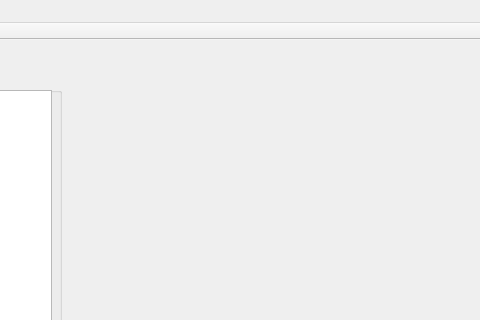
The window that cmdsimmw.ui (CarnationTL/cmd_sim) describes before a commit, drawn with Qt 5; both pictures show x 799 to 1279 and y 0 to 320 of the 1279 by 753 pixel window.
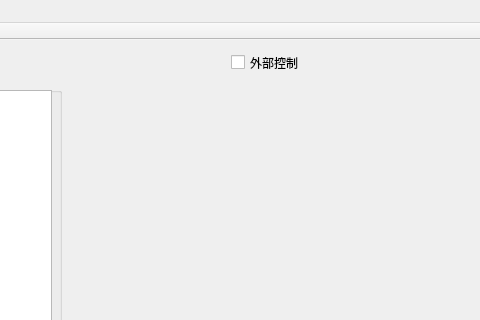
The same window after the commit. Custom widgets are drawn as their Qt base class.

```diff
--- a/cmdsimmw.ui
+++ b/cmdsimmw.ui
@@ -337,6 +337,19 @@
      <string>tmpDel</string>
     </property>
    </widget>
+   <widget class="QCheckBox" name="cbxCtl">
+    <property name="geometry">
+     <rect>
+      <x>1030</x>
+      <y>10</y>
+      <width>97</width>
+      <height>25</height>
+     </rect>
+    </property>
+    <property name="text">
+     <string>外部控制</string>
+    </property>
+   </widget>
    <zorder>frame_layout</zorder>
    <zorder>gBox_chsel</zorder>
    <zorder>gBox_sig_sel</zorder>
```
Left out of the diff: 1 changed line with no effect on the pictures.
